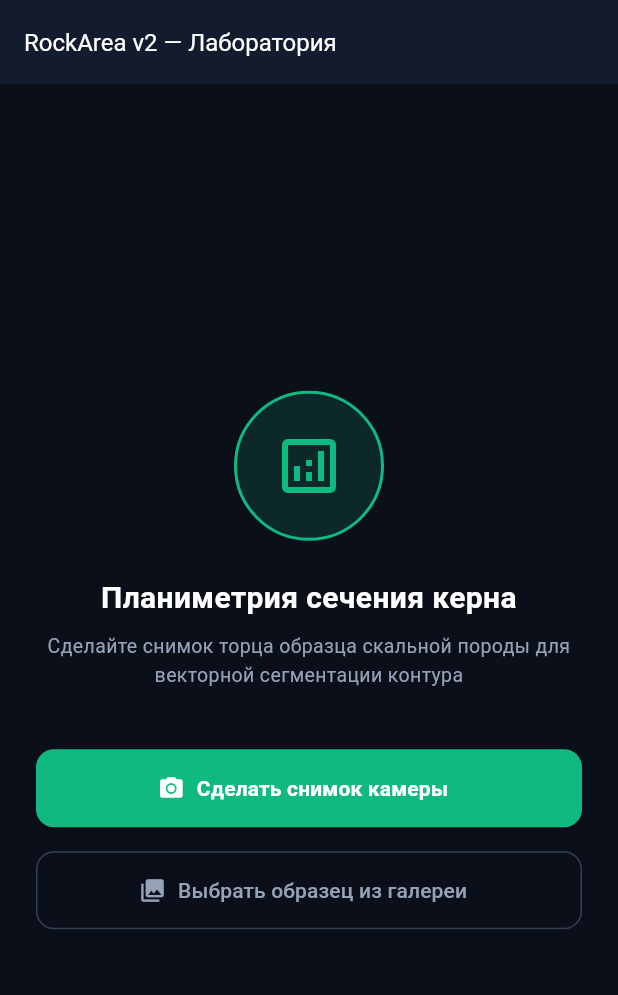
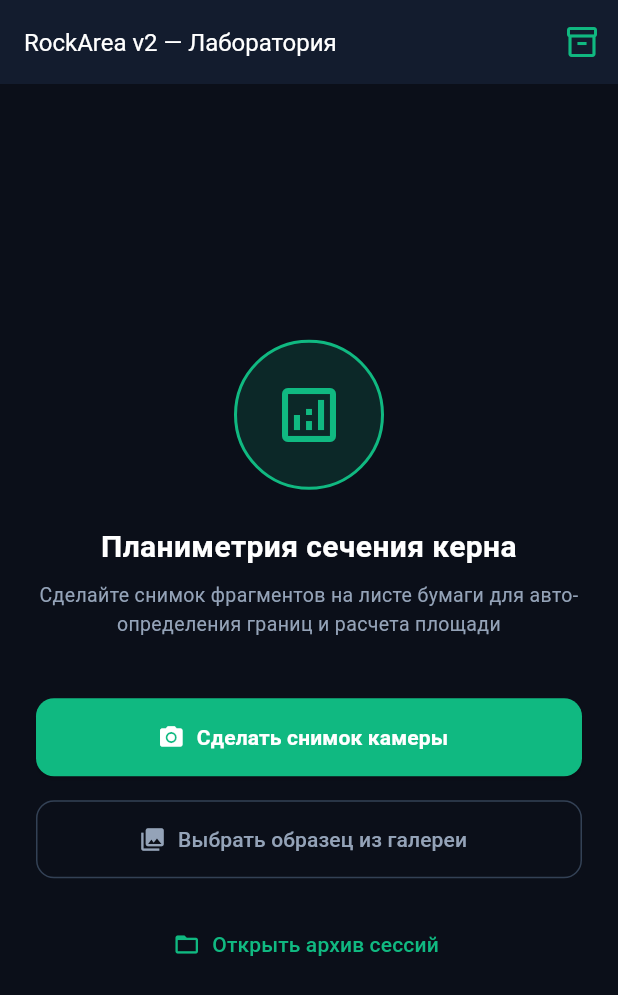
Before and after one commit to Div1kik/rockarea-v2, a Flutter app: the screen it shows after launch, on a phone screen of 412 x 824 dp. Shown: the top 995 px of the screen. Run offline on Flutter 3.47's test engine with Material 3 defaults, Android fonts, the phone set to English and light mode, and no system bars; our stand-ins replace image_picker, shared_preferences.

Commit message:
Update main.dart

```diff
--- a/lib/main.dart
+++ b/lib/main.dart
@@ -1,5 +1,6 @@
 import 'package:flutter/material.dart';
 import 'package:image_picker/image_picker.dart';
+import 'features/archive/archive_screen.dart';
 import 'features/segmentation/vector_polygon_editor.dart';
 
 void main() {
@@ -72,6 +73,17 @@ class _MainCaptureScreenState extends State<MainCaptureScreen> {
       appBar: AppBar(
         title: const Text('RockArea v2 — Лаборатория', style: TextStyle(fontSize: 16)),
         backgroundColor: const Color(0xFF131C2E),
+        actions: [
+          IconButton(
+            icon: const Icon(Icons.inventory_2_outlined, color: Color(0xFF10B981)),
+            tooltip: 'Архив испытаний',
+            onPressed: () {
+              Navigator.of(context).push(
+                MaterialPageRoute(builder: (_) => const ArchiveScreen()),
+              );
+            },
+          ),
+        ],
       ),
       body: Center(
         child: Padding(
@@ -97,7 +109,7 @@ class _MainCaptureScreenState extends State<MainCaptureScreen> {
               ),
               const SizedBox(height: 8),
               const Text(
-                'Сделайте снимок торца образца скальной породы для векторной сегментации контура',
+                'Сделайте снимок фрагментов на листе бумаги для авто-определения границ и расчета площади',
                 textAlign: TextAlign.center,
                 style: TextStyle(fontSize: 13, color: Color(0xFF94A3B8)),
               ),
@@ -134,6 +146,16 @@ class _MainCaptureScreenState extends State<MainCaptureScreen> {
                     onPressed: () => _pickImage(ImageSource.gallery),
                   ),
                 ),
+                const SizedBox(height: 20),
+                TextButton.icon(
+                  onPressed: () {
+                    Navigator.of(context).push(
+                      MaterialPageRoute(builder: (_) => const ArchiveScreen()),
+                    );
+                  },
+                  icon: const Icon(Icons.folder_open, color: Color(0xFF10B981)),
+                  label: const Text('Открыть архив сессий', style: TextStyle(color: Color(0xFF10B981))),
+                ),
               ],
             ],
           ),
```
